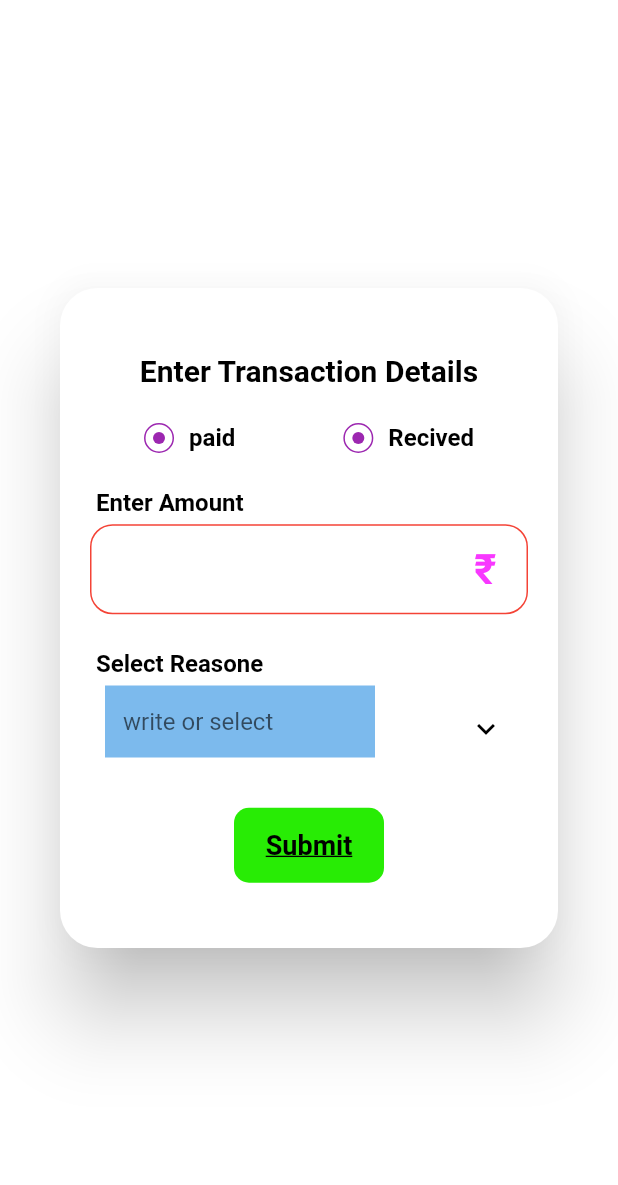
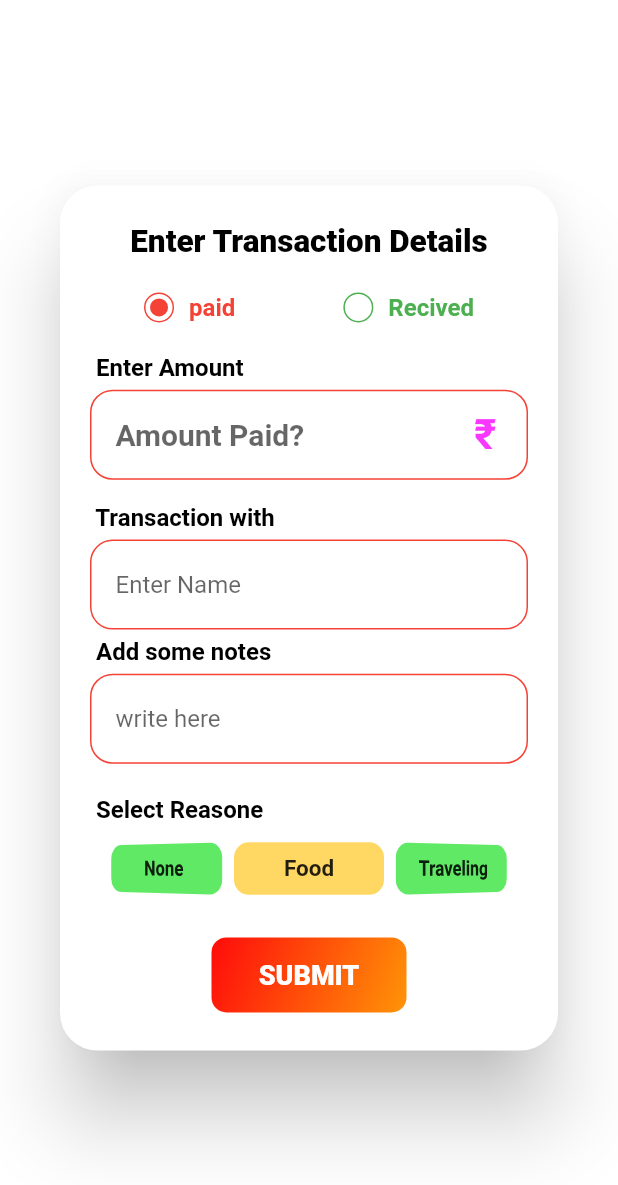
Before and after one commit to joysarkar18/Expense-Tracker-app, a Flutter app: the AddTransactionAlert widget shown alone on an empty page, opened directly, on a phone screen of 412 x 824 dp. Shown: the top 1185 px of the screen. Run offline on Flutter 3.47's test engine with Material 2 defaults, Android fonts, the phone set to English and light mode, and no system bars; our stand-ins replace cloud_firestore, email_validator, firebase_auth, firebase_core, get, lottie and 1 more; missing offline and left inert: dart:ffi; accounts and stored records are empty.

Commit message:
add transaction widget complete

```diff
--- a/lib/Controller/TransactionController/transaction_controller.dart
+++ b/lib/Controller/TransactionController/transaction_controller.dart
@@ -4,10 +4,11 @@ import 'package:get/get.dart';
 
 class TransactionController extends GetxController {
   var firebaseUser = FirebaseAuth.instance.currentUser;
+  RxInt paidOrRecived = 0.obs;
+  RxInt selectedReason = 1.obs;
 
   void addTransaction(Transaction t) async {
-    DocumentSnapshot<Map<String, dynamic>> db = await FirebaseFirestore
-        .instance
+    DocumentSnapshot<Map<String, dynamic>> db = await FirebaseFirestore.instance
         .collection("users")
         .doc(firebaseUser?.email.toString().trim())
         .get();
--- a/lib/Controller/authentication.dart
+++ b/lib/Controller/authentication.dart
@@ -22,8 +22,6 @@ class Authentication extends GetxController {
     firebaseUser = Rx<User?>(_auth.currentUser);
     firebaseUser.bindStream(_auth.userChanges());
     ever(firebaseUser, _setInitScreen);
-
-    print(_auth.currentUser?.email);
   }
 
   _setInitScreen(User? user) {
--- a/lib/Screens/Navigation/buttom_nav_bar.dart
+++ b/lib/Screens/Navigation/buttom_nav_bar.dart
@@ -120,7 +120,6 @@ class Home extends StatelessWidget {
 class JoyCustomPainter extends CustomPainter {
   @override
   void paint(Canvas canvas, Size size) {
-    // TODO: implement paint
     Paint paint = Paint()
       ..color = myBlue
       ..style = PaintingStyle.fill;
--- a/lib/Screens/Transaction/page.dart
+++ b/lib/Screens/Transaction/page.dart
@@ -2,20 +2,20 @@ import 'package:expense_app/Screens/Transaction/list_tile.dart';
 import 'package:flutter/material.dart';
 import 'package:get/get.dart';
 
-class page1 extends StatelessWidget {
-  const page1({super.key});
+class Page1 extends StatelessWidget {
+  const Page1({super.key});
 
   @override
   Widget build(BuildContext context) {
-    return Container(
-      child: Column(
+    return Column(
       children: [
         const SizedBox(
           height: 38,
         ),
         Container(
             margin: const EdgeInsets.only(left: 5),
-              child: const Text("Transactions List", style: TextStyle(fontSize: 24))),
+            child: const Text("Transactions List",
+                style: TextStyle(fontSize: 24))),
         const SizedBox(
           height: 15,
         ),
@@ -24,8 +24,7 @@ class page1 extends StatelessWidget {
               padding: const EdgeInsets.all(5),
               margin: const EdgeInsets.all(5),
               decoration: BoxDecoration(
-                    color: Colors.blue,
-                    borderRadius: BorderRadius.circular(20)),
+                  color: Colors.blue, borderRadius: BorderRadius.circular(20)),
               width: 50,
               child: const Text(
                 "All",
@@ -35,20 +34,20 @@ class page1 extends StatelessWidget {
               padding: const EdgeInsets.all(5),
               margin: const EdgeInsets.all(5),
               decoration: BoxDecoration(
-                    color: Colors.blue,
-                    borderRadius: BorderRadius.circular(20)),
+                  color: Colors.blue, borderRadius: BorderRadius.circular(20)),
               width: 140,
-                child: const Text("Transactions", style: TextStyle(fontSize: 22))),
+              child:
+                  const Text("Transactions", style: TextStyle(fontSize: 22))),
           Container(
               padding: const EdgeInsets.all(5),
               margin: const EdgeInsets.all(5),
               decoration: BoxDecoration(
-                    color: Colors.blue,
-                    borderRadius: BorderRadius.circular(20)),
+                  color: Colors.blue, borderRadius: BorderRadius.circular(20)),
               width: 105,
               child: InkWell(
                   onTap: () {},
-                    child: const Text("Expenses", style: TextStyle(fontSize: 22)))),
+                  child:
+                      const Text("Expenses", style: TextStyle(fontSize: 22)))),
         ]),
         SizedBox(
           height: Get.height * 0.77,
@@ -68,7 +67,6 @@ class page1 extends StatelessWidget {
           ),
         )
       ],
-      ),
     );
   }
 }
--- a/lib/widgets/add_transaction.dart
+++ b/lib/widgets/add_transaction.dart
@@ -1,3 +1,4 @@
+import 'package:expense_app/Controller/TransactionController/transaction_controller.dart';
 import 'package:flutter/material.dart';
 import 'package:get/get.dart';
 
@@ -9,6 +10,8 @@ class AddTransactionAlert extends StatefulWidget {
 }
 
 class _AddTransactionAlertState extends State<AddTransactionAlert> {
+  TransactionController transactionController =
+      Get.put(TransactionController());
   @override
   Widget build(BuildContext context) {
     return Dialog(
@@ -21,7 +24,7 @@ class _AddTransactionAlertState extends State<AddTransactionAlert> {
           child: Container(
             margin: EdgeInsets.zero,
             padding: const EdgeInsets.all(20),
-            height: 440,
+            height: Get.height * 0.7,
             width: Get.width,
             child: Column(
               mainAxisSize: MainAxisSize.min,
@@ -29,18 +32,22 @@ class _AddTransactionAlertState extends State<AddTransactionAlert> {
               children: [
                 const Text("Enter Transaction Details",
                     style: TextStyle(
-                      fontWeight: FontWeight.w700,
-                      fontSize: 20,
+                      fontWeight: FontWeight.w900,
+                      fontSize: 21,
                       color: Colors.black,
                     )),
-                SizedBox(
+                const SizedBox(
+                  height: 10,
+                ),
+                Obx(
+                  () => SizedBox(
                     width: Get.width,
                     child: Row(
                       mainAxisAlignment: MainAxisAlignment.spaceAround,
                       children: [
                         InkWell(
                           onTap: () {
-                          // mainController.doctorOrMother.value = 0;
+                            transactionController.paidOrRecived.value = 0;
                           },
                           child: Row(
                             mainAxisAlignment: MainAxisAlignment.center,
@@ -52,17 +59,19 @@ class _AddTransactionAlertState extends State<AddTransactionAlert> {
                                   color: Colors.white,
                                   shape: BoxShape.circle,
                                   border: Border.all(
-                                  color: Colors.purple,
+                                    color: Colors.red,
                                     width: 1,
                                   ),
                                 ),
-                              padding: const EdgeInsets.all(5),
-                              child: 0 == 0
+                                padding: const EdgeInsets.all(3),
+                                child:
+                                    transactionController.paidOrRecived.value ==
+                                            0
                                         ? Container(
-                                      height: 10,
-                                      width: 10,
+                                            height: 18,
+                                            width: 18,
                                             decoration: const BoxDecoration(
-                                        color: Colors.purple,
+                                              color: Colors.red,
                                               shape: BoxShape.circle,
                                             ),
                                           )
@@ -72,7 +81,7 @@ class _AddTransactionAlertState extends State<AddTransactionAlert> {
                               const Text(
                                 "paid",
                                 style: TextStyle(
-                                color: Colors.black,
+                                  color: Colors.red,
                                   fontSize: 16,
                                   fontWeight: FontWeight.bold,
                                 ),
@@ -82,7 +91,7 @@ class _AddTransactionAlertState extends State<AddTransactionAlert> {
                         ),
                         InkWell(
                           onTap: () {
-                          // mainController.doctorOrMother.value = 1;
+                            transactionController.paidOrRecived.value = 1;
                           },
                           child: Row(
                             mainAxisAlignment: MainAxisAlignment.center,
@@ -94,17 +103,19 @@ class _AddTransactionAlertState extends State<AddTransactionAlert> {
                                   color: Colors.white,
                                   shape: BoxShape.circle,
                                   border: Border.all(
-                                  color: Colors.purple,
+                                    color: Colors.green,
                                     width: 1,
                                   ),
                                 ),
-                              padding: const EdgeInsets.all(5),
-                              child: 1 == 1
+                                padding: const EdgeInsets.all(3),
+                                child:
+                                    transactionController.paidOrRecived.value ==
+                                            1
                                         ? Container(
-                                      height: 10,
-                                      width: 10,
+                                            height: 18,
+                                            width: 18,
                                             decoration: const BoxDecoration(
-                                        color: Colors.purple,
+                                              color: Colors.green,
                                               shape: BoxShape.circle,
                                             ),
                                           )
@@ -114,7 +125,7 @@ class _AddTransactionAlertState extends State<AddTransactionAlert> {
                               const Text(
                                 "Recived",
                                 style: TextStyle(
-                                color: Colors.black,
+                                  color: Colors.green,
                                   fontSize: 16,
                                   fontWeight: FontWeight.bold,
                                 ),
@@ -124,6 +135,10 @@ class _AddTransactionAlertState extends State<AddTransactionAlert> {
                         ),
                       ],
                     ),
+                  ),
+                ),
+                const SizedBox(
+                  height: 10,
                 ),
                 Column(
                   crossAxisAlignment: CrossAxisAlignment.start,
@@ -140,7 +155,7 @@ class _AddTransactionAlertState extends State<AddTransactionAlert> {
                     Container(
                       height: 60,
                       width: Get.width * 0.9,
-                      padding: const EdgeInsets.symmetric(horizontal: 20),
+                      padding: const EdgeInsets.only(right: 20, left: 4),
                       decoration: BoxDecoration(
                         borderRadius:
                             const BorderRadius.all(Radius.circular(15)),
@@ -151,18 +166,24 @@ class _AddTransactionAlertState extends State<AddTransactionAlert> {
                       child: Row(
                         children: [
                           Expanded(
-                            child: TextFormField(
+                              child: Obx(
+                            () => TextFormField(
                               style: const TextStyle(
                                   fontSize: 20.0, fontWeight: FontWeight.bold),
                               keyboardType: TextInputType.number,
                               cursorColor: Colors.red,
-                              decoration: const InputDecoration(
+                              decoration: InputDecoration(
+                                hintText:
+                                    transactionController.paidOrRecived.value ==
+                                            0
+                                        ? "Amount Paid?"
+                                        : "Amount Recived!",
                                 fillColor: Colors.white,
                                 focusedBorder: InputBorder.none,
                                 border: InputBorder.none,
                               ),
                             ),
-                          ),
+                          )),
                           // const SizedBox(width: 20),
                           Container(
                             height: 60,
@@ -183,6 +204,90 @@ class _AddTransactionAlertState extends State<AddTransactionAlert> {
                     ),
                   ],
                 ),
+                const SizedBox(
+                  height: 5,
+                ),
+                Column(
+                  crossAxisAlignment: CrossAxisAlignment.start,
+                  children: [
+                    const Text(" Transaction with",
+                        style: TextStyle(
+                          fontWeight: FontWeight.w700,
+                          fontSize: 16,
+                          color: Colors.black,
+                        )),
+                    const SizedBox(
+                      height: 5,
+                    ),
+                    Container(
+                      height: 60,
+                      width: Get.width * 0.9,
+                      padding: const EdgeInsets.only(right: 20, left: 4),
+                      decoration: BoxDecoration(
+                        borderRadius:
+                            const BorderRadius.all(Radius.circular(15)),
+                        border: Border.all(
+                          color: Colors.red,
+                        ),
+                      ),
+                      child: const Row(
+                        children: [
+                          Expanded(
+                              child: TextField(
+                            decoration: InputDecoration(
+                              hintText: "Enter Name",
+                              border: InputBorder.none,
+                              fillColor: Colors.white,
+                            ),
+                          )),
+                          // const SizedBox(width: 20),
+                        ],
+                      ),
+                    ),
+                  ],
+                ),
+                Column(
+                  crossAxisAlignment: CrossAxisAlignment.start,
+                  children: [
+                    const Text(" Add some notes",
+                        style: TextStyle(
+                          fontWeight: FontWeight.w700,
+                          fontSize: 16,
+                          color: Colors.black,
+                        )),
+                    const SizedBox(
+                      height: 5,
+                    ),
+                    Container(
+                      height: 60,
+                      width: Get.width * 0.9,
+                      padding: const EdgeInsets.only(right: 20, left: 4),
+                      decoration: BoxDecoration(
+                        borderRadius:
+                            const BorderRadius.all(Radius.circular(15)),
+                        border: Border.all(
+                          color: Colors.red,
+                        ),
+                      ),
+                      child: const Row(
+                        children: [
+                          Expanded(
+                              child: TextField(
+                            decoration: InputDecoration(
+                              hintText: "write here",
+                              border: InputBorder.none,
+                              fillColor: Colors.white,
+                            ),
+                          )),
+                          // const SizedBox(width: 20),
+                        ],
+                      ),
+                    ),
+                  ],
+                ),
+                const SizedBox(
+                  height: 10,
+                ),
                 Column(
                   crossAxisAlignment: CrossAxisAlignment.start,
                   children: [
@@ -195,26 +300,35 @@ class _AddTransactionAlertState extends State<AddTransactionAlert> {
                     const SizedBox(
                       height: 5,
                     ),
-                    _compilationListTile(),
+                    _reasonListTile(),
                   ],
+                ),
+                const SizedBox(
+                  height: 10,
                 ),
                 InkWell(
                   onTap: () {},
                   child: Container(
-                    width: 100,
+                    width: 130,
                     height: 50,
                     decoration: const BoxDecoration(
-                      color: Color.fromARGB(255, 40, 236, 5),
+                      gradient: LinearGradient(
+                        colors: [
+                          Color.fromARGB(255, 255, 11, 11),
+                          Color.fromARGB(255, 255, 148, 7)
+                        ], // Replace with your desired gradient colors
+                        begin: Alignment.topLeft,
+                        end: Alignment.bottomRight,
+                      ),
                       borderRadius: BorderRadius.all(Radius.circular(10)),
                     ),
                     child: Center(
                       child: Text(
-                        "Submit".tr,
+                        "SUBMIT".tr,
                         style: const TextStyle(
-                          fontWeight: FontWeight.w700,
+                          fontWeight: FontWeight.w900,
                           fontSize: 18,
-                          decoration: TextDecoration.underline,
-                          color: Colors.black,
+                          color: Colors.white,
                         ),
                       ),
                     ),
@@ -227,90 +341,60 @@ class _AddTransactionAlertState extends State<AddTransactionAlert> {
   }
 }
 
-Widget _compilationListTile() {
-  List<String> complications = <String>[
-    "High Blood Pressure",
-    "Gestational Diabetes",
-    "Preeclampsia",
-    "Preterm labor",
-    "Loss of pregnancy, or Miscarriage",
-    "Diabetes",
-    "Cancer",
-    "Infections",
-    "Sexually Transmitted Diseases, including HIV",
-    "Kidney Problems",
-    "Epilepsy",
-    "Anemia",
-    "Pregnant at 35 or Older",
-    "Pregnant at Young Age",
-    "Smoking Cigarettes",
-    "Using Illegal Drugs",
-    "Drinking Alcohol",
-    "Carrying Multiples, such as Twins or Triplets"
+Widget _reasonListTile() {
+  TransactionController transactionController =
+      Get.put(TransactionController());
+  List<String> reasons = <String>[
+    "None",
+    "Food",
+    "Traveling",
+    "Rent",
+    "Recharge",
+    "Electricity",
+    "Shopping",
+    "Grocery",
+    "Party",
   ];
 
-  return Stack(
-    children: [
-      Container(
-        decoration: const BoxDecoration(
-          borderRadius: BorderRadius.all(Radius.circular(10)),
-          color: Colors.white,
-        ),
-        child: ExpansionTile(
-          textColor: Colors.black,
-          iconColor: Colors.black,
-          collapsedIconColor: Colors.black,
-          collapsedTextColor: Colors.black,
-          title: const Text(
-            "",
-            style: TextStyle(
-              fontWeight: FontWeight.w600,
-              fontSize: 14,
-            ),
-          ),
-          children: [
-            Container(
-              height: 250,
-              width: 200,
-
-              // color: Colors.red,
-              padding: const EdgeInsets.symmetric(
-                horizontal: 5,
-              ),
-              child: ListView.builder(
-                  itemCount: complications.length,
-                  itemBuilder: (context, index) => InkWell(
-                        onTap: () {},
-                        child: Container(
-                            decoration: const BoxDecoration(
-                                color: Colors.blueAccent,
+  return Container(
+    height: 50,
+    width: Get.width,
+    child: RotatedBox(
+        quarterTurns: -1,
+        child: ListWheelScrollView.useDelegate(
+          onSelectedItemChanged: (value) {
+            transactionController.selectedReason.value = value;
+          },
+          physics: const FixedExtentScrollPhysics(),
+          controller: FixedExtentScrollController(initialItem: 1),
+          itemExtent: 100,
+          diameterRatio: 1.7,
+          childDelegate: ListWheelChildBuilderDelegate(
+            childCount: reasons.length,
+            builder: (context, index) {
+              return RotatedBox(
+                  quarterTurns: 1,
+                  child: Obx(
+                    () => Container(
+                      height: 35,
+                      decoration: BoxDecoration(
+                          color: transactionController.selectedReason.value ==
+                                  index
+                              ? const Color.fromARGB(255, 255, 216, 100)
+                              : const Color.fromARGB(255, 96, 233, 101),
                           borderRadius:
-                                    BorderRadius.all(Radius.circular(10))),
-                            margin: const EdgeInsets.symmetric(vertical: 5),
-                            padding: const EdgeInsets.all(12),
-                            child: Text(complications[index])),
-                      )),
-            ),
-          ],
-        ),
-      ),
-      Container(
-        height: 55,
-        width: 200,
-        decoration: const BoxDecoration(
-          borderRadius: BorderRadius.all(Radius.circular(10)),
-          color: Colors.white,
-        ),
-        padding: const EdgeInsets.symmetric(horizontal: 10),
-        child: TextFormField(
-          cursorColor: Colors.black,
-          //controller: mainController.motherDoctorHospitalController,
-          decoration: const InputDecoration(
-            hintText: "write or select",
-            border: InputBorder.none,
+                              const BorderRadius.all(Radius.circular(10))),
+                      child: Center(
+                        child: Text(
+                          reasons[index].toString(),
+                          style: const TextStyle(
+                              fontSize: 15, fontWeight: FontWeight.w600),
                         ),
                       ),
                     ),
-    ],
+                  ));
+            },
+          ),
+        )),
   );
 }
```
Also changed, not shown: lib/Screens/LogIn/login_screen.dart (+5 -3 lines), lib/Screens/LogIn/signup_screen.dart (+7 -4 lines). Lines whose indentation alone changed are shown as unchanged.
